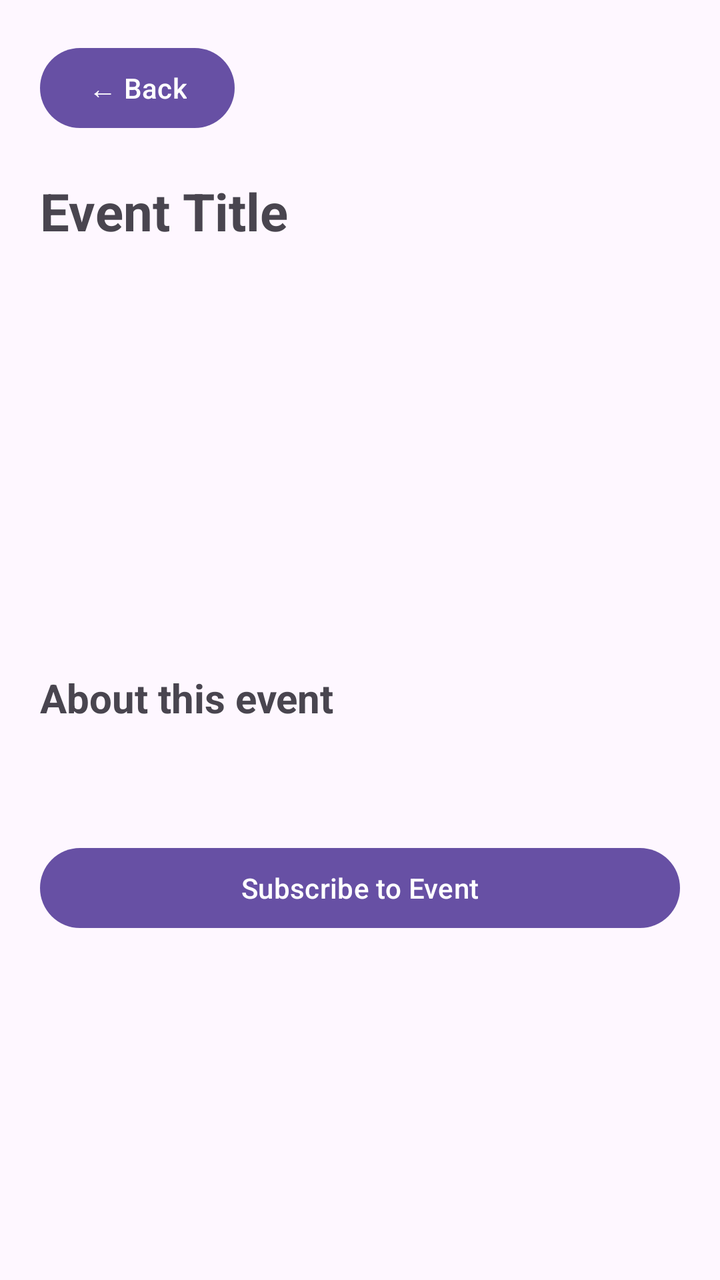
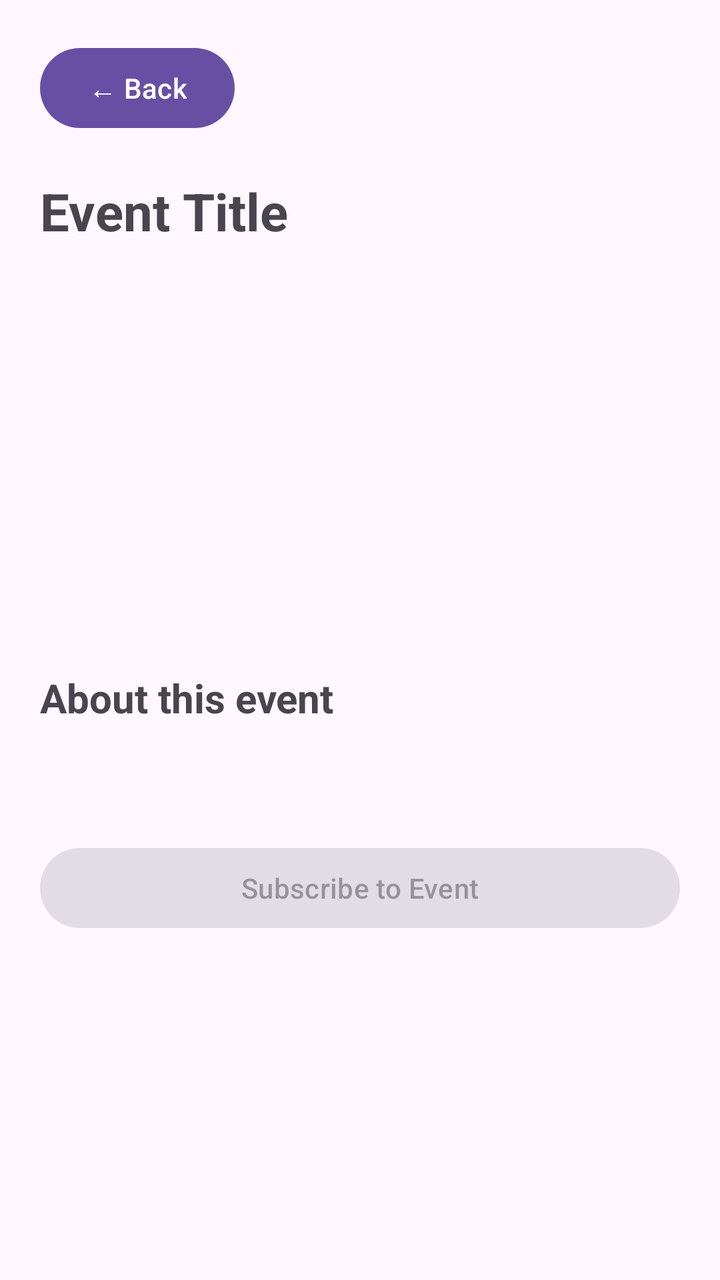

An Android layout rendered at two revisions. The XML below is the earlier revision; the diff shows what the commit changed to produce the second picture.
<!-- AndroidManifest.xml: application theme Theme.LibertiesEvents -->
<!-- res/layout/activity_event_details.xml -->
<?xml version="1.0" encoding="utf-8"?>
<ScrollView xmlns:android="http://schemas.android.com/apk/res/android"
    android:layout_width="match_parent"
    android:layout_height="match_parent"
    android:fillViewport="true">

    <LinearLayout
        android:layout_width="match_parent"
        android:layout_height="wrap_content"
        android:orientation="vertical"
        android:padding="20dp">

        
        <Button
            android:id="@+id/buttonBack"
            android:layout_width="wrap_content"
            android:layout_height="wrap_content"
            android:text="← Back"
            android:onClick="backClick"
            android:layout_marginBottom="20dp" />

        
        <TextView
            android:id="@+id/textTitle"
            android:layout_width="match_parent"
            android:layout_height="wrap_content"
            android:text="Event Title"
            android:textSize="26sp"
            android:textStyle="bold"
            android:layout_marginBottom="12dp" />

        
        <TextView
            android:id="@+id/textCategory"
            android:layout_width="match_parent"
            android:layout_height="wrap_content"
            android:textSize="16sp"
            android:layout_marginBottom="20dp" />

        
        <TextView
            android:id="@+id/textDate"
            android:layout_width="match_parent"
            android:layout_height="wrap_content"
            android:textSize="16sp"
            android:layout_marginBottom="16dp" />

        
        <TextView
            android:id="@+id/textVenue"
            android:layout_width="match_parent"
            android:layout_height="wrap_content"
            android:textSize="16sp"
            android:layout_marginBottom="16dp" />

        
        <TextView
            android:id="@+id/textAddress"
            android:layout_width="match_parent"
            android:layout_height="wrap_content"
            android:textSize="16sp"
            android:layout_marginBottom="16dp" />

        
        <TextView
            android:id="@+id/textOrganizer"
            android:layout_width="match_parent"
            android:layout_height="wrap_content"
            android:textSize="16sp"
            android:layout_marginBottom="24dp" />

        
        <TextView
            android:layout_width="match_parent"
            android:layout_height="wrap_content"
            android:text="About this event"
            android:textSize="20sp"
            android:textStyle="bold"
            android:layout_marginBottom="8dp" />

        
        <TextView
            android:id="@+id/textDescription"
            android:layout_width="match_parent"
            android:layout_height="wrap_content"
            android:textSize="16sp" />

        
        <Button
            android:id="@+id/buttonSubscribe"
            android:layout_width="match_parent"
            android:layout_height="wrap_content"
            android:text="Subscribe to Event"
            android:onClick="subscriptionClick"
            android:layout_marginTop="28dp" />

    </LinearLayout>

</ScrollView>
<!-- resources referenced by this layout -->
<resources>
  <style name="Theme.LibertiesEvents" parent="Base.Theme.LibertiesEvents" />
  <style name="Base.Theme.LibertiesEvents" parent="Theme.Material3.DayNight.NoActionBar">
          
          
      </style>
</resources>

<!-- the commit's change to res/layout/activity_event_details.xml (unified diff, before → after) -->
@@ -69,7 +69,6 @@
             android:textSize="16sp"
             android:layout_marginBottom="24dp" />
 
-        
         <TextView
             android:layout_width="match_parent"
             android:layout_height="wrap_content"
@@ -92,7 +91,28 @@
             android:layout_height="wrap_content"
             android:text="Subscribe to Event"
             android:onClick="subscriptionClick"
+            android:enabled="false"
             android:layout_marginTop="28dp" />
+
+        
+        <Button
+            android:id="@+id/buttonReminder"
+            android:layout_width="match_parent"
+            android:layout_height="wrap_content"
+            android:text="Set Reminder"
+            android:onClick="reminderClick"
+            android:visibility="gone"
+            android:layout_marginTop="8dp" />
+
+        
+        <Button
+            android:id="@+id/buttonCancelReminder"
+            android:layout_width="match_parent"
+            android:layout_height="wrap_content"
+            android:text="Cancel Reminder"
+            android:onClick="cancelReminderClick"
+            android:visibility="gone"
+            android:layout_marginTop="8dp" />
 
     </LinearLayout>
 
